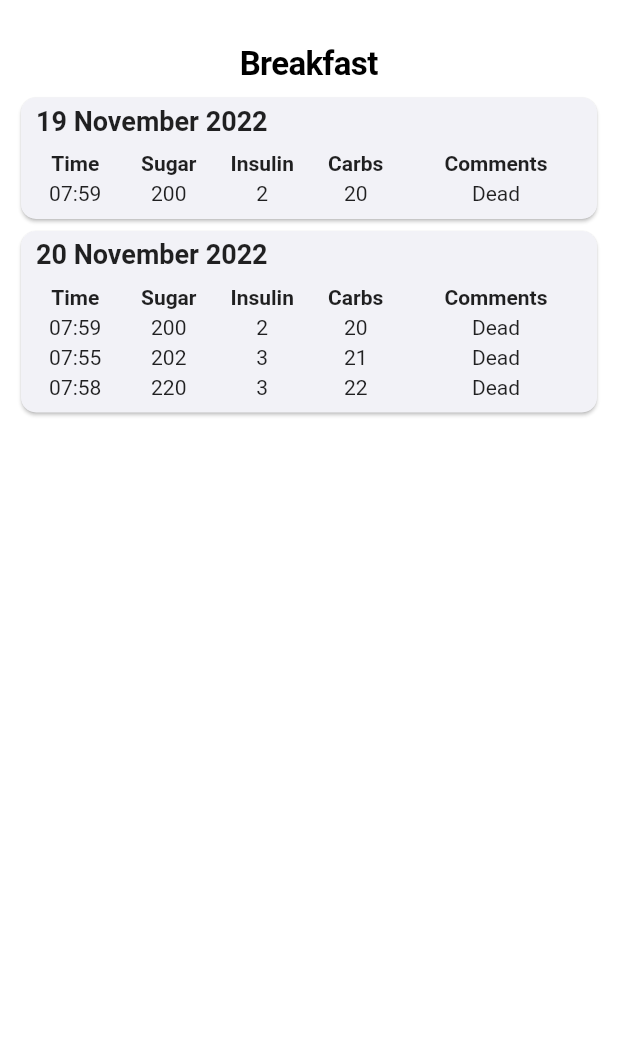
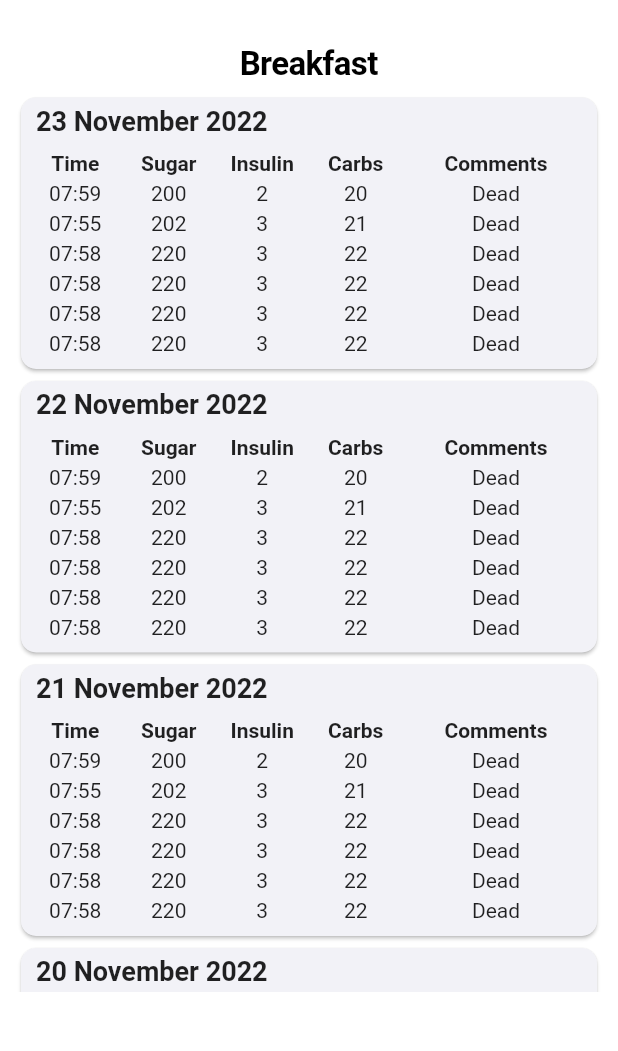
Before and after one commit to NabeelAzuhar/Diabetter, a Flutter app: the screen it shows after launch, on a phone screen of 412 x 824 dp, the part 51-1102 px from its top. Run offline on Flutter 3.47's test engine with Material 2 defaults, Android fonts, the phone set to English and light mode, and no system bars.

Commit message:
Fixed bugs
fixed data entry bug where new entry would replace previous entry
fixed time display big where time wasnt formatted correctly

```diff
--- a/ioana_die/lib/breakfast.dart
+++ b/ioana_die/lib/breakfast.dart
@@ -13,11 +13,12 @@ class BreakfastPage extends StatelessWidget {
   Widget build(BuildContext context) {
     return CupertinoPageScaffold(
         navigationBar: CupertinoNavigationBar(
-          backgroundColor: CupertinoColors.systemGrey.withOpacity(0.5),
+          backgroundColor: CupertinoColors.systemGrey.withOpacity(1),
           middle: const Text(
             'Ioanadie?',
             style: TextStyle(fontSize: 20),
           ),
+          automaticallyImplyLeading: false,
           trailing: CupertinoButton(
               child: const Icon(CupertinoIcons.add),
               onPressed: () {
@@ -242,5 +243,6 @@ List<Widget> userCardsList(List dateList) {
         // Text('Hi'));
         dataCard(dateList[i], UserData.userData[dateList[i]] ?? ['error']));
   }
+  cardList = cardList.reversed.toList();
   return cardList;
 }
--- a/ioana_die/lib/user_data.dart
+++ b/ioana_die/lib/user_data.dart
@@ -3,6 +3,9 @@ class UserData {
   static final Map<String, List<String>> userData = {
     '19112022' : ['07:59', '200', '2', '20', 'Dead'],
     '20112022' : ['07:59', '200', '2', '20', 'Dead', '07:55', '202', '3', '21', 'Dead', '07:58', '220', '3', '22', 'Dead'],
+    '21112022' : ['07:59', '200', '2', '20', 'Dead', '07:55', '202', '3', '21', 'Dead', '07:58', '220', '3', '22', 'Dead', '07:58', '220', '3', '22', 'Dead', '07:58', '220', '3', '22', 'Dead', '07:58', '220', '3', '22', 'Dead'],
+    '22112022' : ['07:59', '200', '2', '20', 'Dead', '07:55', '202', '3', '21', 'Dead', '07:58', '220', '3', '22', 'Dead', '07:58', '220', '3', '22', 'Dead', '07:58', '220', '3', '22', 'Dead', '07:58', '220', '3', '22', 'Dead'],
+    '23112022' : ['07:59', '200', '2', '20', 'Dead', '07:55', '202', '3', '21', 'Dead', '07:58', '220', '3', '22', 'Dead', '07:58', '220', '3', '22', 'Dead', '07:58', '220', '3', '22', 'Dead', '07:58', '220', '3', '22', 'Dead'],
   };
 
 }
```
Also changed, not shown: ioana_die/lib/add_entry.dart (+13 -6 lines).
